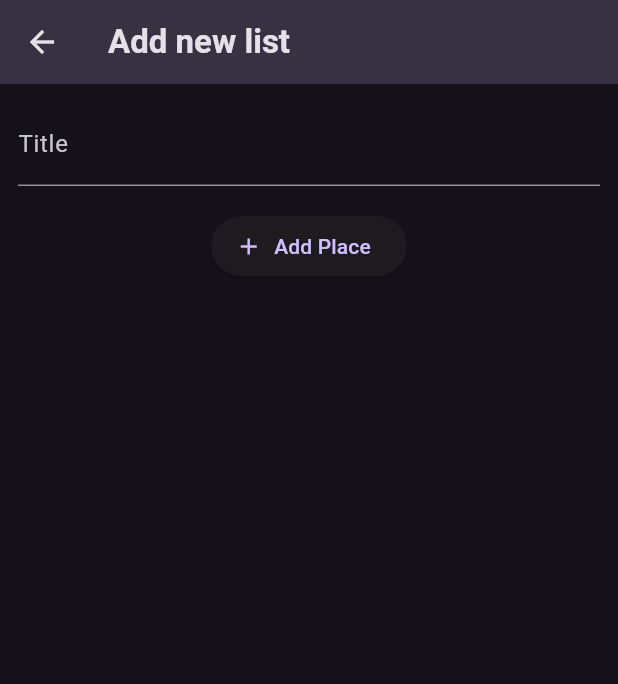
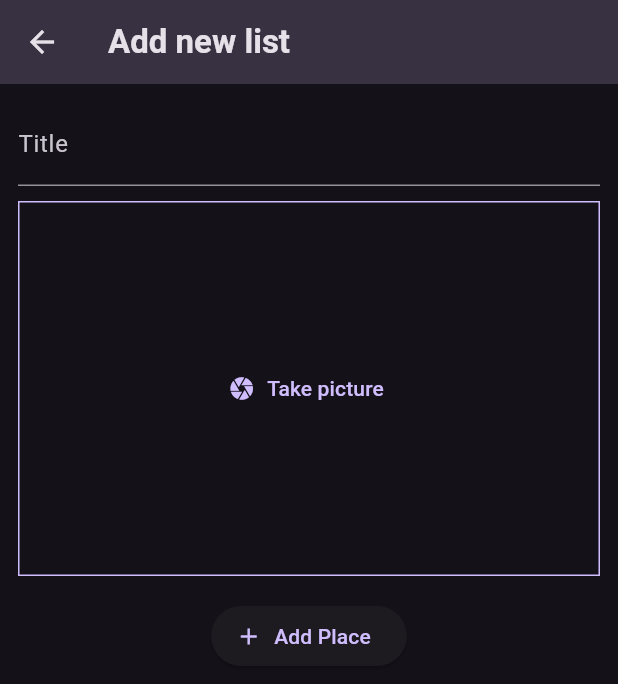
Before and after one commit to RCHD3388/flutter_course, a Flutter app: the AddPlaceScreen screen opened directly, after a tap on "Add Place", on a phone screen of 412 x 824 dp. Shown: the top 684 px of the screen. Run offline on Flutter 3.47's test engine with Material 3 defaults, Android fonts, the light colour scheme and no system bars; our stand-ins replace flutter_riverpod, google_fonts, image_picker.

Commit message:
add camera feature for application

```diff
--- a/favorites_place_app/lib/models/place.dart
+++ b/favorites_place_app/lib/models/place.dart
@@ -1,10 +1,13 @@
+import 'dart:io';
+
 import 'package:uuid/uuid.dart';
 
 const uuid = Uuid();
 
 class Place {
-  Place({required this.title}) : id = uuid.v4();
+  Place({required this.title, required this.image}) : id = uuid.v4();
 
   final String id;
   final String title;
+  final File image;
 }
--- a/favorites_place_app/lib/providers/user_places.dart
+++ b/favorites_place_app/lib/providers/user_places.dart
@@ -1,11 +1,13 @@
+import 'dart:io';
+
 import 'package:favorites_place_app/models/place.dart';
 import 'package:flutter_riverpod/flutter_riverpod.dart';
 
 class UserPlacesNotifier extends StateNotifier<List<Place>> {
   UserPlacesNotifier() : super(const []);
 
-  void addPlace(String title) {
-    final newPlace = Place(title: title);
+  void addPlace(String title, File image) {
+    final newPlace = Place(title: title, image: image);
     state = [newPlace, ...state];
   }
 }
--- a/favorites_place_app/lib/screens/add_place.dart
+++ b/favorites_place_app/lib/screens/add_place.dart
@@ -1,4 +1,7 @@
+import 'dart:io';
+
 import 'package:favorites_place_app/providers/user_places.dart';
+import 'package:favorites_place_app/widget/image_input.dart';
 import 'package:flutter/material.dart';
 import 'package:flutter_riverpod/flutter_riverpod.dart';
 
@@ -13,15 +16,19 @@ class AddPlaceScreen extends ConsumerStatefulWidget {
 
 class _AddPlaceScreenState extends ConsumerState<AddPlaceScreen> {
   final _titleController = TextEditingController();
+  File? _selectedImage;
 
   void _savePlace() {
     final enteredText = _titleController.text;
 
-    if (enteredText.isEmpty) {
+    if (enteredText.isEmpty || _selectedImage == null) {
       return;
     }
 
-    ref.read(userPlacesProvider.notifier).addPlace(enteredText);
+    ref.read(userPlacesProvider.notifier).addPlace(
+      enteredText,
+      _selectedImage!,
+    );
     Navigator.of(context).pop();
   }
 
@@ -46,9 +53,14 @@ class _AddPlaceScreenState extends ConsumerState<AddPlaceScreen> {
               controller: _titleController,
               style: TextStyle(color: Theme.of(context).colorScheme.onSurface),
             ),
-            const SizedBox(
-              height: 16,
+            const SizedBox(height: 10),
+            // image input
+            ImageInput(
+              onPickImage: (image) {
+                _selectedImage = image;
+              },
             ),
+            const SizedBox(height: 16),
             ElevatedButton.icon(
               onPressed: _savePlace,
               icon: const Icon(Icons.add),
--- /dev/null
+++ b/favorites_place_app/lib/widget/image_input.dart
@@ -0,0 +1,70 @@
+import 'dart:io';
+
+import 'package:flutter/material.dart';
+import 'package:image_picker/image_picker.dart';
+
+class ImageInput extends StatefulWidget {
+  const ImageInput({super.key, required this.onPickImage});
+
+  final void Function(File image) onPickImage;
+
+  @override
+  State<StatefulWidget> createState() {
+    return _ImageInputState();
+  }
+}
+
+class _ImageInputState extends State<ImageInput> {
+  File? _selectedImage;
+
+  void _takePicture() async {
+    final imagePicker = ImagePicker();
+    final pickedImage = await imagePicker.pickImage(
+      source: ImageSource.camera, // camera or gallery
+      maxWidth: 600,
+    );
+
+    if (pickedImage == null) {
+      return;
+    }
+
+    setState(() {
+      _selectedImage = File(pickedImage.path);
+    });
+
+    widget.onPickImage(_selectedImage!);
+  }
+
+  @override
+  Widget build(BuildContext context) {
+    Widget content = TextButton.icon(
+      onPressed: _takePicture,
+      label: const Text("Take picture"),
+      icon: const Icon(Icons.camera),
+    );
+
+    if (_selectedImage != null) {
+      content = GestureDetector(
+        onTap: _takePicture,
+        child: Image.file(
+          _selectedImage!,
+          fit: BoxFit.cover,
+          width: double.infinity,
+          height: double.infinity,
+        ),
+      ); // show image based on some file of type "File"
+    }
+
+    return Container(
+        decoration: BoxDecoration(
+          border: Border.all(
+            width: 1,
+            color: Theme.of(context).colorScheme.primary,
+          ),
+        ),
+        height: 250,
+        width: double.infinity,
+        alignment: Alignment.center,
+        child: content);
+  }
+}
--- a/favorites_place_app/pubspec.yaml
+++ b/favorites_place_app/pubspec.yaml
@@ -38,6 +38,7 @@ dependencies:
   google_fonts: ^6.2.1
   uuid: ^4.4.2
   flutter_riverpod: ^2.5.1
+  image_picker: ^1.1.2
 
 dev_dependencies:
   flutter_test:
```
Also changed, not shown: favorites_place_app/pubspec.lock, 6 other files.
